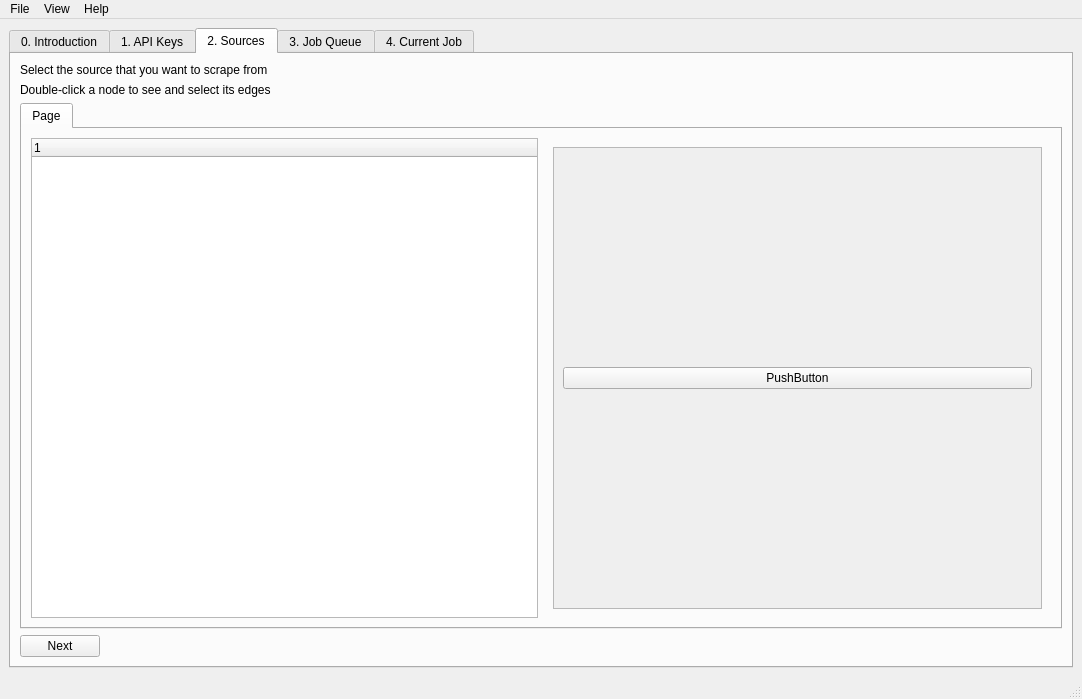
Before: the Qt Designer form ui/mainwindow.ui in ScriptSmith/reaper, drawn with Qt 5.
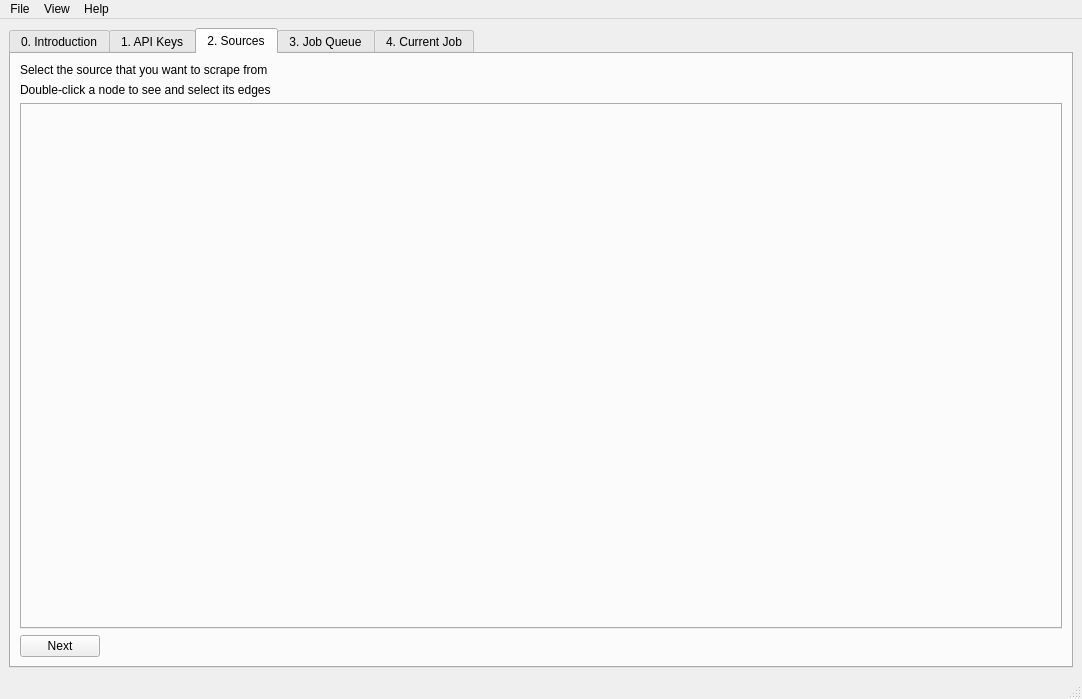
After: the same form once the commit is applied. Icons and pictures are not drawn.

```diff
--- a/ui/mainwindow.ui
+++ b/ui/mainwindow.ui
@@ -756,64 +756,6 @@
           <property name="tabBarAutoHide">
            <bool>false</bool>
           </property>
-          <widget class="QWidget" name="tab_5">
-           <attribute name="title">
-            <string>Page</string>
-           </attribute>
-           <layout class="QHBoxLayout" name="horizontalLayout_15">
-            <item>
-             <layout class="QHBoxLayout" name="horizontalLayout_11">
-              <item>
-               <widget class="QTreeWidget" name="treeWidget">
-                <column>
-                 <property name="text">
-                  <string notr="true">1</string>
-                 </property>
-                </column>
-               </widget>
-              </item>
-              <item>
-               <widget class="QStackedWidget" name="stackedWidget">
-                <property name="currentIndex">
-                 <number>0</number>
-                </property>
-                <widget class="QWidget" name="page">
-                 <layout class="QVBoxLayout" name="verticalLayout_4">
-                  <item>
-                   <widget class="QScrollArea" name="scrollArea_2">
-                    <property name="widgetResizable">
-                     <bool>true</bool>
-                    </property>
-                    <widget class="QWidget" name="scrollAreaWidgetContents_3">
-                     <property name="geometry">
-                      <rect>
-                       <x>0</x>
-                       <y>0</y>
-                       <width>484</width>
-                       <height>461</height>
-                      </rect>
-                     </property>
-                     <layout class="QVBoxLayout" name="verticalLayout_5">
-                      <item>
-                       <widget class="QPushButton" name="pushButton_23">
-                        <property name="text">
-                         <string>PushButton</string>
-                        </property>
-                       </widget>
-                      </item>
-                     </layout>
-                    </widget>
-                   </widget>
-                  </item>
-                 </layout>
-                </widget>
-                <widget class="QWidget" name="page_2"/>
-               </widget>
-              </item>
-             </layout>
-            </item>
-           </layout>
-          </widget>
          </widget>
         </item>
         <item>
```
Left out of the diff: 2 changed lines with no effect on the pictures.
